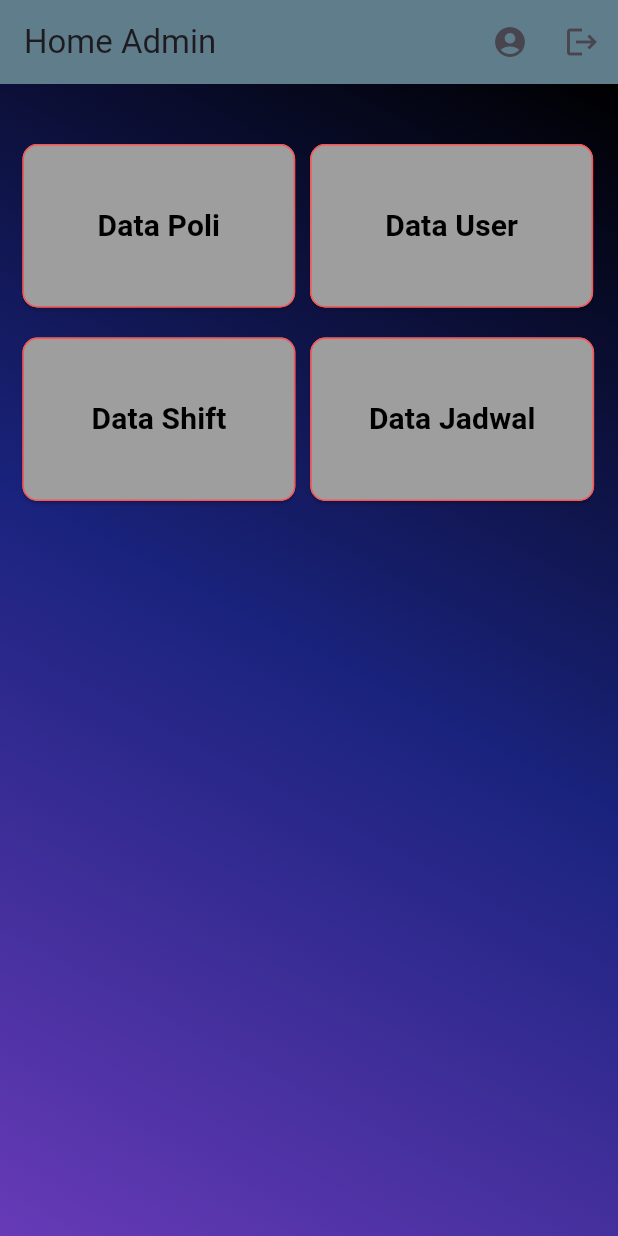
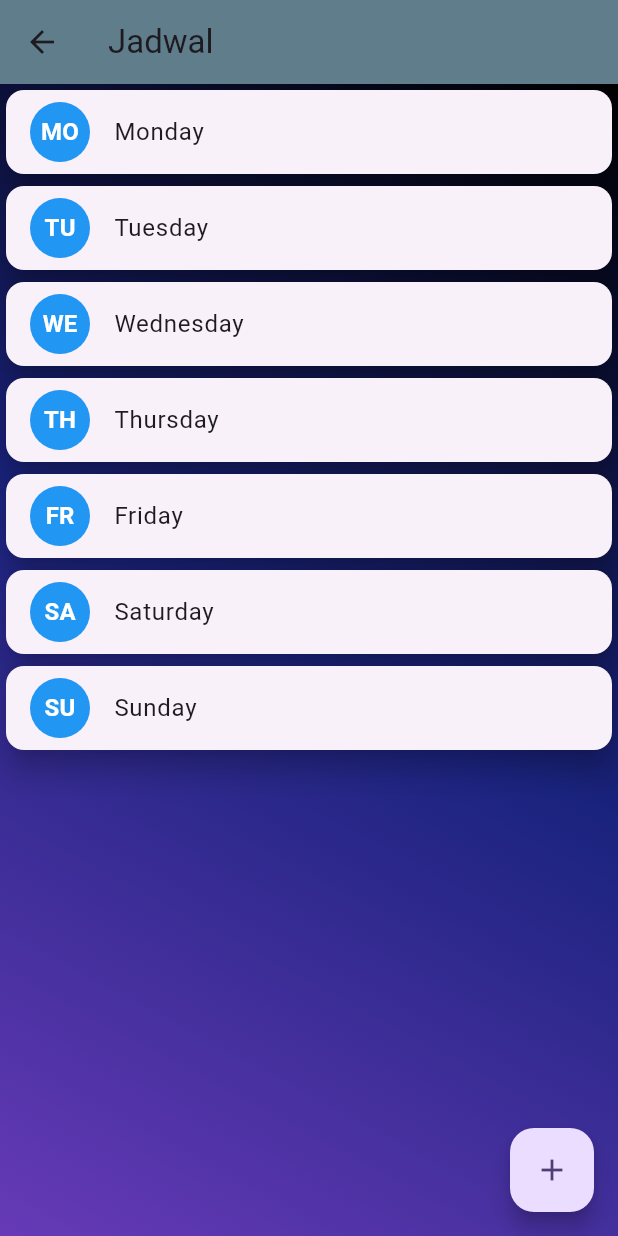
Before and after one commit to ShinDSR/007_Aplikasi-manajemen-jadwal-kerja-dokter, a Flutter app: the HomeAdmin screen opened directly, after a tap on "Data Jadwal", on a phone screen of 412 x 824 dp. Run offline on Flutter 3.47's test engine with Material 2 defaults, Android fonts, the phone set to English and light mode, and no system bars; our stand-ins replace cloud_firestore, firebase_auth, firebase_core; accounts and stored records are empty.

Commit message:
Add jadwal view

```diff
--- a/lib/view/home/home_admin.dart
+++ b/lib/view/home/home_admin.dart
@@ -1,4 +1,5 @@
 import 'package:flutter/material.dart';
+import 'package:jadwal_piket_dokter/view/jadwal/jadwal_home.dart';
 
 import '../../controller/user_controller.dart';
 import '../log/login.dart';
@@ -173,7 +174,10 @@ class _HomeAdminState extends State<HomeAdmin> {
                               side: BorderSide(color: Colors.redAccent)),
                         ),
                         onPressed: () {
-
+                          Navigator.push(
+                              context,
+                              MaterialPageRoute(
+                                  builder: (context) => JadwalHome()));
                         })
                   ],
                 )
--- /dev/null
+++ b/lib/view/jadwal/jadwal_home.dart
@@ -0,0 +1,114 @@
+import 'package:flutter/material.dart';
+
+import '../../controller/jadwal_controller.dart';
+import 'add_jadwal.dart';
+import 'jadwal.dart';
+
+class JadwalHome extends StatefulWidget {
+  const JadwalHome({Key? key}) : super(key: key);
+
+  @override
+  State<JadwalHome> createState() => _JadwalHomeState();
+}
+
+class _JadwalHomeState extends State<JadwalHome> {
+  var jc = JadwalController();
+  String? selectedDay;
+
+  @override
+  void initState() {
+    jc.getFromShift();
+    super.initState();
+  }
+
+  @override
+  Widget build(BuildContext context) {
+    return Scaffold(
+      appBar: AppBar(
+        title: const Text('Jadwal'),
+        backgroundColor: Colors.blueGrey,
+      ),
+      body: Container(
+        decoration: const BoxDecoration(
+          gradient: LinearGradient(
+            begin: Alignment.topRight,
+            end: Alignment.bottomLeft,
+            colors: [
+              Color(0xFF000000),
+              Color(0xFF1A237E),
+              Color(0xFF673AB7),
+            ],
+          ),
+        ),
+        child: SafeArea(
+          child: Column(
+            crossAxisAlignment: CrossAxisAlignment.center,
+            children: [
+              Expanded(
+                child: ListView.builder(
+                  itemCount: 7, // Jumlah item dalam daftar hari (Senin hingga Minggu)
+                  itemBuilder: (context, index) {
+                    final day = [
+                      'Monday',
+                      'Tuesday',
+                      'Wednesday',
+                      'Thursday',
+                      'Friday',
+                      'Saturday',
+                      'Sunday'
+                    ][index];
+
+                    return InkWell(
+                      onTap: () {
+                        Navigator.push(
+                          context,
+                          MaterialPageRoute(
+                            builder: (context) =>
+                                Jadwal(
+                              day: day,
+                            ),
+                          ),
+                        );
+                      },
+                      child: Card(
+                        elevation: 8,
+                        child: ListTile(
+                          leading: CircleAvatar(
+                            backgroundColor: Colors.blue,
+                            child: Text(
+                              day.substring(0, 2).toUpperCase(),
+                              style: const TextStyle(
+                                color: Colors.white,
+                                fontWeight: FontWeight.bold,
+                              ),
+                            ),
+                          ),
+                          title: Text(day),
+                          trailing: Row(
+                            mainAxisSize: MainAxisSize.min,
+                            children: [],
+                          ),
+                        ),
+                      ),
+                    );
+                  },
+                ),
+              )
+            ],
+          ),
+        ),
+      ),
+      floatingActionButton: FloatingActionButton(
+        onPressed: () {
+          Navigator.push(
+            context,
+            MaterialPageRoute(
+              builder: (context) => const AddJadwal(),
+            ),
+          );
+        },
+        child: const Icon(Icons.add),
+      ),
+    );
+  }
+}
```
Also changed, not shown: lib/view/jadwal/add_jadwal.dart (added, +193 -0 lines), lib/view/jadwal/jadwal.dart (added, +157 -0 lines).
